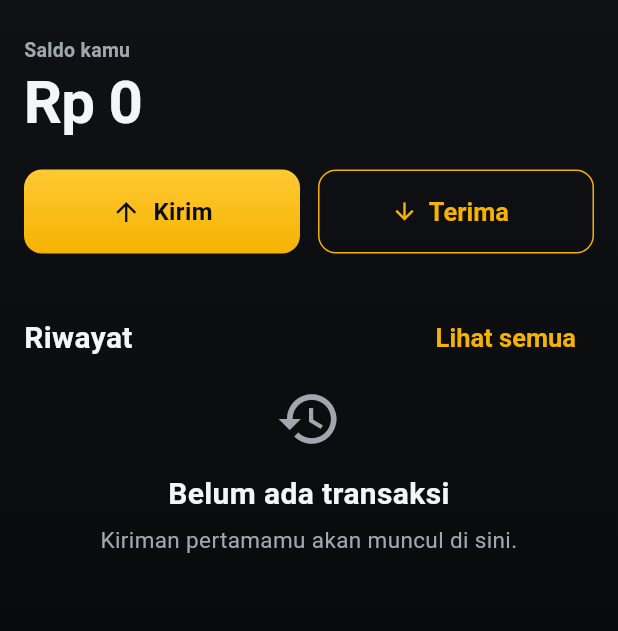
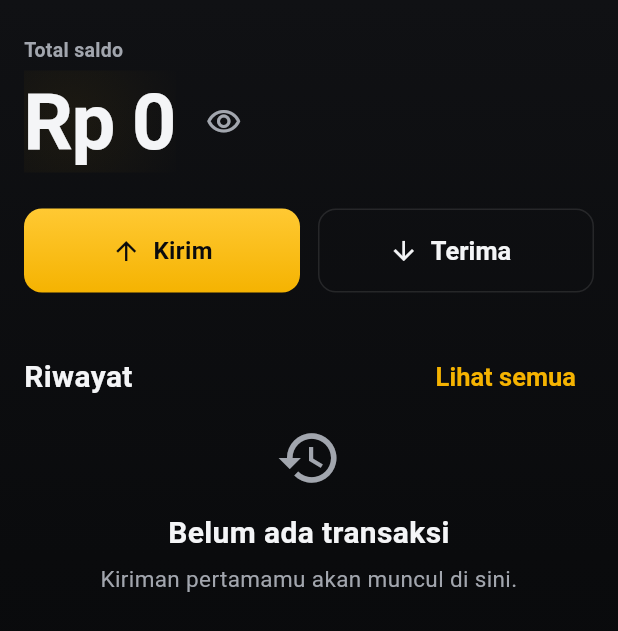
Before and after one commit to Rizelbit/MenantuIdaman-StellarAPACHackathon, a Flutter app: the HomeScreen screen opened by its route, on a phone screen of 412 x 824 dp. Shown: the top 631 px of the screen. Run offline on Flutter 3.47's test engine with Material 3 defaults, Android fonts, the phone set to English and light mode, and no system bars; our stand-ins replace dio, flutter_riverpod, go_router; missing offline and left inert: passkeys.

Commit message:
feat(ui): balance hero + screen polish

```diff
--- a/frontend/lib/screens/home_screen.dart
+++ b/frontend/lib/screens/home_screen.dart
@@ -10,8 +10,8 @@ import '../state/send_controller.dart';
 import '../widgets/widgets.dart';
 
 /// CONTOH SCREEN TER-WIRE PENUH.
-/// Saldo tampil dalam Rupiah (dikonversi dari USD di balik layar). Dua aksi
-/// besar: Kirim & Terima. Riwayat sebagai secondary.
+/// Saldo tampil dalam Rupiah (dikonversi dari USD di balik layar). Kirim adalah
+/// satu-satunya CTA kuning; Terima subordinat (ghost). Riwayat sebagai secondary.
 class HomeScreen extends ConsumerWidget {
   const HomeScreen({super.key});
 
@@ -25,10 +25,7 @@ class HomeScreen extends ConsumerWidget {
         crossAxisAlignment: CrossAxisAlignment.start,
         children: [
           const SizedBox(height: AppSpacing.xl),
-          const Text('Saldo kamu', style: AppText.label),
-          const SizedBox(height: AppSpacing.xs),
-          Text(formatMoney(balanceIdr, Currency.idr),
-              style: AppText.displayMoney),
+          _BalanceHero(balanceIdr: balanceIdr),
           const SizedBox(height: AppSpacing.xl),
           Row(
             children: [
@@ -44,17 +41,10 @@ class HomeScreen extends ConsumerWidget {
               ),
               const SizedBox(width: AppSpacing.md),
               Expanded(
-                child: OutlinedButton.icon(
+                child: GhostButton(
+                  label: 'Terima',
+                  icon: Icons.arrow_downward,
                   onPressed: () => context.goNamed(Routes.receive),
-                  icon: const Icon(Icons.arrow_downward),
-                  label: const Text('Terima'),
-                  style: OutlinedButton.styleFrom(
-                    minimumSize: const Size.fromHeight(56),
-                    foregroundColor: AppColors.primary,
-                    side: const BorderSide(color: AppColors.primary),
-                    shape: RoundedRectangleBorder(borderRadius: AppRadii.button),
-                    textStyle: AppText.title,
-                  ),
                 ),
               ),
             ],
@@ -82,3 +72,70 @@ class HomeScreen extends ConsumerWidget {
     );
   }
 }
+
+/// Balance hero (design system §6.4): eyebrow label, angka besar tabular, tombol
+/// mata untuk sembunyikan/tampilkan, dan glow kuning sangat samar di belakang
+/// angka — jangkar emosional layar Home.
+class _BalanceHero extends StatefulWidget {
+  final double balanceIdr;
+  const _BalanceHero({required this.balanceIdr});
+
+  @override
+  State<_BalanceHero> createState() => _BalanceHeroState();
+}
+
+class _BalanceHeroState extends State<_BalanceHero> {
+  bool _hidden = false;
+
+  @override
+  Widget build(BuildContext context) {
+    return Column(
+      crossAxisAlignment: CrossAxisAlignment.start,
+      children: [
+        const Text('Total saldo', style: AppText.label),
+        const SizedBox(height: AppSpacing.xs),
+        Row(
+          crossAxisAlignment: CrossAxisAlignment.center,
+          children: [
+            Flexible(
+              child: Container(
+                padding: const EdgeInsets.symmetric(vertical: AppSpacing.sm),
+                // Glow kuning ~6% di belakang angka (§2.1) — satu-satunya di layar.
+                decoration: const BoxDecoration(
+                  gradient: RadialGradient(
+                    center: Alignment(-0.4, 0),
+                    radius: 1.2,
+                    colors: [Color(0x0FF5B301), Color(0x00F5B301)],
+                    stops: [0.0, 1.0],
+                  ),
+                ),
+                child: FittedBox(
+                  fit: BoxFit.scaleDown,
+                  alignment: Alignment.centerLeft,
+                  child: Text(
+                    _hidden
+                        ? 'Rp ••••••'
+                        : formatMoney(widget.balanceIdr, Currency.idr),
+                    style: AppText.displayMoneyLg,
+                  ),
+                ),
+              ),
+            ),
+            const SizedBox(width: AppSpacing.sm),
+            IconButton(
+              onPressed: () => setState(() => _hidden = !_hidden),
+              tooltip: _hidden ? 'Tampilkan saldo' : 'Sembunyikan saldo',
+              icon: Icon(
+                _hidden
+                    ? Icons.visibility_off_outlined
+                    : Icons.visibility_outlined,
+                color: AppColors.textSecondary,
+                size: AppIconSize.lg,
+              ),
+            ),
+          ],
+        ),
+      ],
+    );
+  }
+}
--- a/frontend/lib/screens/splash_screen.dart
+++ b/frontend/lib/screens/splash_screen.dart
@@ -8,8 +8,11 @@ class SplashScreen extends StatelessWidget {
 
   @override
   Widget build(BuildContext context) {
-    return const Scaffold(
-      backgroundColor: AppColors.background,
+    // Ground yang sama dengan seluruh app: gradient near-black, bukan fill datar.
+    return const DecoratedBox(
+      decoration: BoxDecoration(gradient: appBackgroundGradient),
+      child: Scaffold(
+        backgroundColor: Colors.transparent,
         body: Center(
           child: Column(
             mainAxisSize: MainAxisSize.min,
@@ -20,6 +23,7 @@ class SplashScreen extends StatelessWidget {
             ],
           ),
         ),
+      ),
     );
   }
 }
--- a/frontend/lib/widgets/buttons.dart
+++ b/frontend/lib/widgets/buttons.dart
@@ -91,14 +91,28 @@ class _PrimaryButtonState extends State<PrimaryButton> {
 }
 
 /// Tombol sekunder (design system §6.2): transparan, garis hairlineStrong, teks
-/// terang. Untuk "Batal", "Nanti saja" — tidak pernah bersaing dengan CTA kuning.
+/// terang. Untuk "Batal", "Nanti saja", "Terima" — tidak pernah bersaing dengan
+/// CTA kuning. Ikon opsional untuk aksi yang berpasangan dengan tombol utama.
 class GhostButton extends StatelessWidget {
   final String label;
   final VoidCallback? onPressed;
-  const GhostButton({super.key, required this.label, this.onPressed});
+  final IconData? icon;
+  const GhostButton({
+    super.key,
+    required this.label,
+    this.onPressed,
+    this.icon,
+  });
 
   @override
   Widget build(BuildContext context) {
+    if (icon != null) {
+      return OutlinedButton.icon(
+        onPressed: onPressed,
+        icon: Icon(icon, size: AppIconSize.md),
+        label: Text(label),
+      );
+    }
     return OutlinedButton(onPressed: onPressed, child: Text(label));
   }
 }
```
Lines whose indentation alone changed are shown as unchanged.
